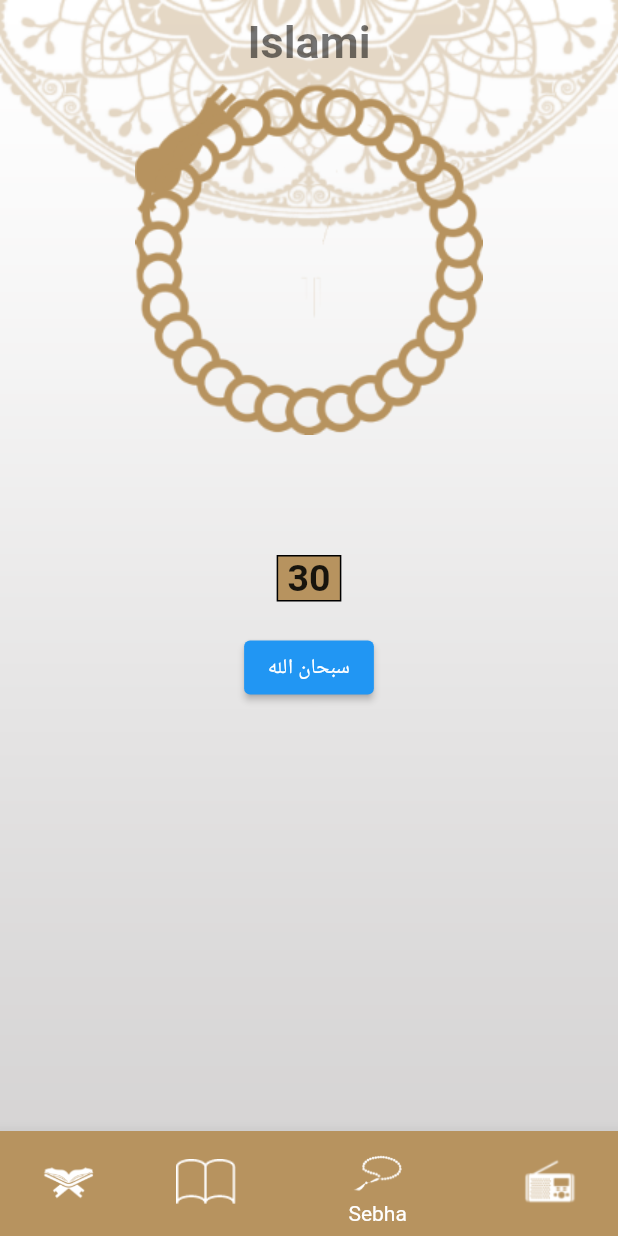
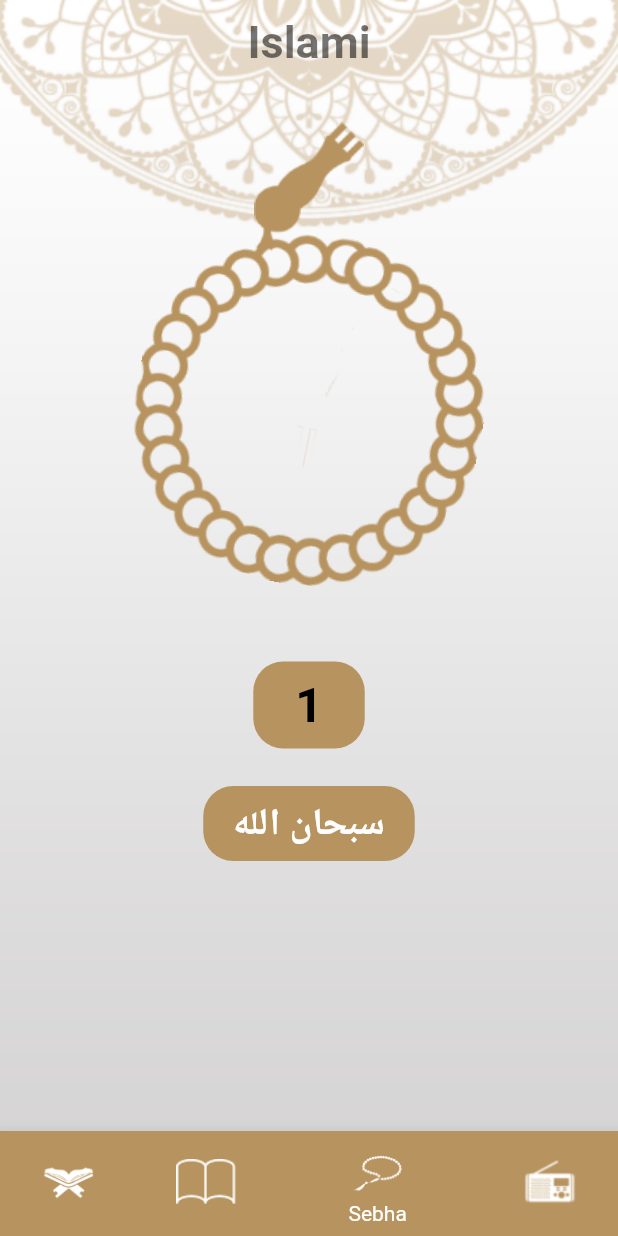
Before and after one commit to Omar25876/Islami_App, a Flutter app: the screen it shows after launch, item 3 of the bottom bar chosen, after a tap on "سبحان الله", on a phone screen of 412 x 824 dp. Run offline on Flutter 3.47's test engine with Material 2 defaults, Android fonts, the phone set to English and light mode, and no system bars.

Commit message:
Create: Quran , Hadeth , Sebha Add Sura Names , HadethNames , Sebha body , AnimatedRotation.

```diff
--- a/lib/home/sebha_tab.dart
+++ b/lib/home/sebha_tab.dart
@@ -1,30 +1,92 @@
 import 'package:flutter/material.dart';
 import 'package:islami/my_theme_data.dart';
+import 'dart:math' as math;
 
-class SebhaTab extends StatelessWidget {
-  const SebhaTab({Key? key}) : super(key: key);
+class SebhaTab extends StatefulWidget {
+  @override
+  State<SebhaTab> createState() => _SebhaTabState();
+}
+
+class _SebhaTabState extends State<SebhaTab>
+    with SingleTickerProviderStateMixin {
+  int counter = 0;
+  int x = 0;
+  double turn = 0.0;
+  List<String> azkar = [
+    'سبحان الله',
+    'الحمدالله',
+    'لا اله الا الله',
+    'الله أكبر'
+  ];
 
   @override
   Widget build(BuildContext context) {
-    return Center(
+    return SingleChildScrollView(
+      child: Center(
         child: Column(
-        children:[
-          Stack(children:[
-            Image.asset('assets/images/head_sebha_logo.png'),
-            Image.asset('assets/images/body_sebha_logo.png'),
-      ] ),
-
+          children: [
+            Stack(
+              alignment: Alignment.center,
+              children: [
+                Padding(
+                  padding: const EdgeInsets.fromLTRB(1, 1, 1, 180),
+                  child: Image.asset('assets/images/head_sebha_logo.png'),
+                ),
+                Padding(
+                  padding: const EdgeInsets.fromLTRB(1, 100, 1, 1),
+                  child: AnimatedRotation(
+                    turns: turn,
+                    duration: Duration(seconds: 1),
+                    child: Image.asset('assets/images/body_sebha_logo.png'),
+                  ),
+                ),
+              ],
+            ),
             Container(
-            margin: EdgeInsets.fromLTRB(1, 80, 1, 20),
+                margin: EdgeInsets.fromLTRB(1, 50, 1, 25),
+                padding: EdgeInsets.fromLTRB(20, 10, 20, 10),
                 decoration: BoxDecoration(
                   color: MyThemeData.secondaryColor,
-              border: Border.all(),
+                  borderRadius: BorderRadius.circular(20),
                 ),
-              child: Text(' 30 ',style: Theme.of(context).textTheme.subtitle1,)
+                child: Text(
+                  ' $counter ',
+                  style: TextStyle(
+                    color: Colors.black,
+                    fontSize: 32,
+                    fontWeight: FontWeight.bold,
                   ),
-
-          ElevatedButton(onPressed: (){}, child: Text('سبحان الله')),
+                )),
+            ElevatedButton(
+                onPressed: () {
+                  if (counter < 33) {
+                    counter++;
+                  } else {
+                    counter = 0;
+                    if (x < 3) {
+                      x++;
+                    } else {
+                      x = 0;
+                    }
+                  }
+                  setState(() {
+                    turn += 1 / 32;
+                  });
+                },
+                child: Text('${azkar[x]}',style: TextStyle(
+                  color: Colors.white,
+                  fontSize: 25,
+                  fontWeight: FontWeight.bold,
+                ),),
+              style: ButtonStyle(
+                elevation: MaterialStatePropertyAll(0.0),
+                backgroundColor: MaterialStatePropertyAll(MyThemeData.secondaryColor),
+                padding: MaterialStatePropertyAll(EdgeInsets.fromLTRB(20, 8, 20, 8)),
+                shape: MaterialStatePropertyAll(RoundedRectangleBorder(borderRadius: BorderRadius.circular(20))),
+              ),
+            ),
           ],
+        ),
       ),
     );
   }
--- a/pubspec.yaml
+++ b/pubspec.yaml
@@ -63,7 +63,7 @@ flutter:
   assets:
     - assets/images/
     - assets/files_quran/
-    - assets/files_quran/ahadeth.txt
+
 
 
 
```
Lines whose indentation alone changed are shown as unchanged.
